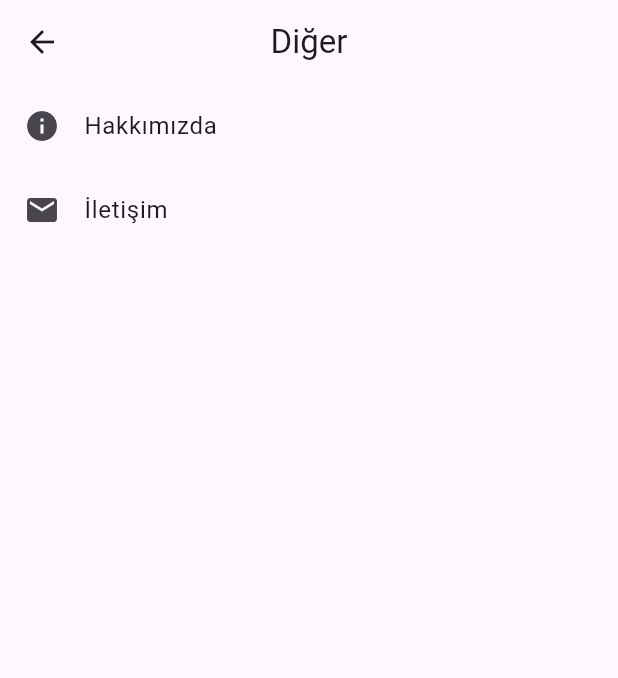
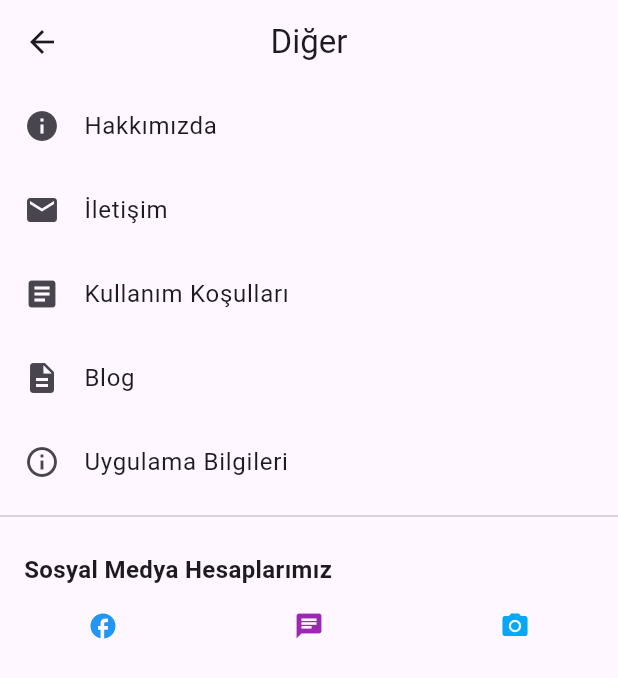
Before and after one commit to zeynepcol/yolcu, a Flutter app: the MoreTab screen opened directly, on a phone screen of 412 x 824 dp. Shown: the top 678 px of the screen. Run offline on Flutter 3.47's test engine with Material 3 defaults, Android fonts, the phone set to English and light mode, and no system bars.

Commit message:
Create&Update new ListTile's

```diff
--- a/lib/pages/more_tab.dart
+++ b/lib/pages/more_tab.dart
@@ -22,7 +22,38 @@ class MoreTab extends StatelessWidget{
               title: Text('İletişim'),
               onTap: (){},
             ),
-
+            ListTile(
+              leading: Icon(Icons.article),
+              title: Text('Kullanım Koşulları'),
+              onTap: (){},
+            ),
+            ListTile(
+              leading: Icon(Icons.description),
+              title: Text('Blog'),
+              onTap: (){},
+            ),
+            ListTile(
+              leading: Icon(Icons.info_outline),
+              title: Text('Uygulama Bilgileri'),
+              onTap: (){},
+            ),
+            Divider(),
+            Padding(
+              padding: const EdgeInsets.all(16.0),
+              child: Text(
+                'Sosyal Medya Hesaplarımız',
+                style: TextStyle(fontWeight: FontWeight.bold, fontSize: 16),
+              ),
+            ),
+            Row(
+              mainAxisAlignment: MainAxisAlignment.spaceAround,
+              children: [
+                Icon(Icons.facebook, size: 20, color: Colors.blue),
+                Icon(Icons.chat, size: 20, color: Colors.purple),
+                Icon(Icons.camera_alt, size: 20, color: Colors.lightBlue)
+              ],
+            ),
+          ],
         ),
       ),
     );
```
